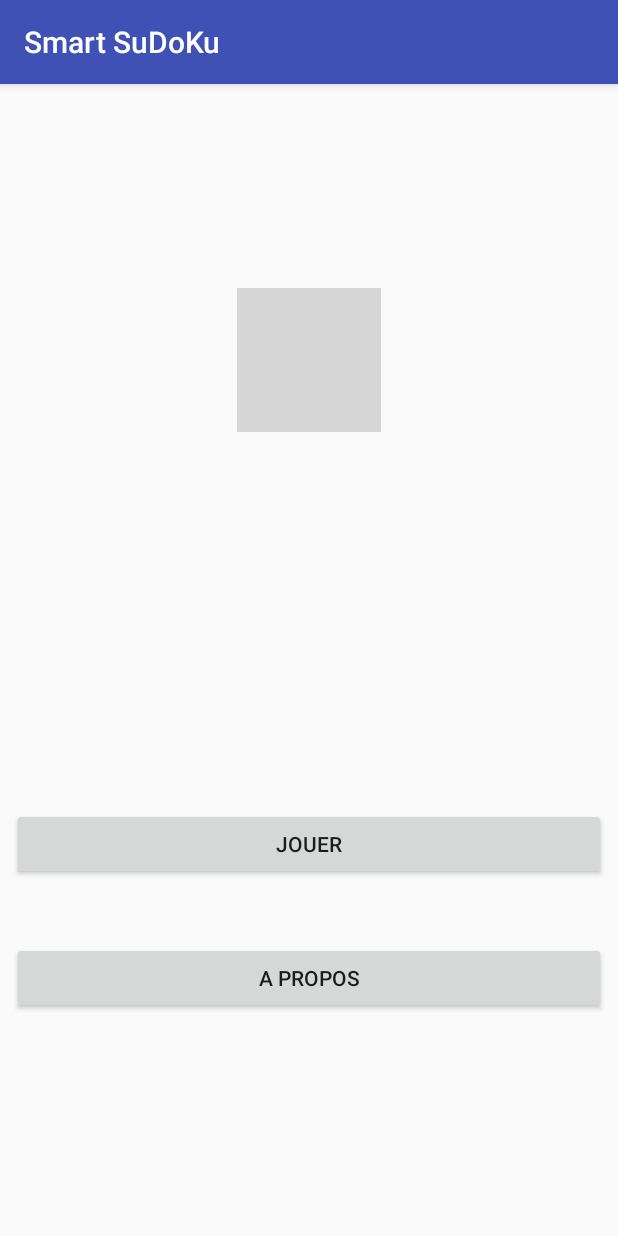
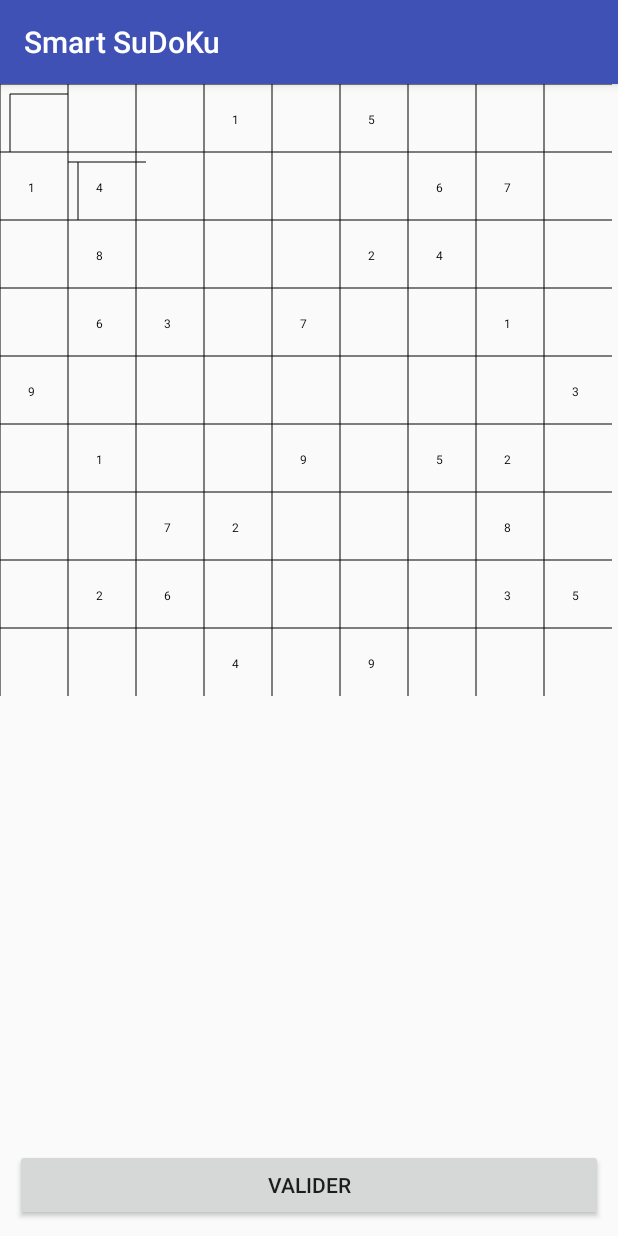
Before and after one commit to handaoui-mohamed/smart-sudoku, an Android app: the screen it shows after launch (MainActivity before the commit, GameActivity after it), on a phone screen of 412 x 824 dp. Run offline under Robolectric (Android 15) with nearby library versions, the phone set to English and light mode, and no system bars; grey boxes are pictures that could not be loaded.

Commit message:
added one box to sudoku

```diff
--- a/SmartSudoku/app/src/main/AndroidManifest.xml
+++ b/SmartSudoku/app/src/main/AndroidManifest.xml
@@ -10,15 +10,21 @@
         android:supportsRtl="true"
         android:theme="@style/AppTheme">
         <activity android:name=".MainActivity">
+            <!--<intent-filter>-->
+                <!--<action android:name="android.intent.action.MAIN" />-->
+
+                <!--<category android:name="android.intent.category.LAUNCHER" />-->
+            <!--</intent-filter>-->
+        </activity>
+        <activity android:name=".GameActivity" >
             <intent-filter>
                 <action android:name="android.intent.action.MAIN" />
 
                 <category android:name="android.intent.category.LAUNCHER" />
             </intent-filter>
         </activity>
-        <activity android:name=".GameActivity" />
         <activity android:name=".AboutActivity" />
-        <activity android:name=".ChoiceActivity"></activity>
+        <activity android:name=".ChoiceActivity" />
     </application>
 
 </manifest>
--- a/SmartSudoku/app/src/main/java/com/handaomo/smartsudoku/Grille.java
+++ b/SmartSudoku/app/src/main/java/com/handaomo/smartsudoku/Grille.java
@@ -71,7 +71,32 @@ public class Grille extends View {
         w = w - (w % 9);
         n = w / 9;
 
+        int spacing = 10;
+
+        canvas.drawLine(( n * 0) + spacing, spacing, n, spacing, paint1);
+        canvas.drawLine(n * 1 + n + spacing, n + spacing, n, n + spacing, paint1);
+
+        canvas.drawLine(( n * 0)  + spacing, ( n * 0) + spacing, ( n * 0)  + spacing, n, paint1);
+        canvas.drawLine(( n * 1)  + spacing, (n * 1) + spacing, ( n * 1)  + spacing, n * 2, paint1);
+
+
+//        for (int i = 0; i < 9; i++) {
+//            for (int j = 0; j < 9; j++) {
+//                canvas.drawLine(n * j, (n * i) + spacing, n + n * j - spacing, (n * i) + spacing, paint1);
+//                canvas.drawLine(n * (j + 1), (n * i) + spacing, n + n * (j + 1) - spacing, (n * i) + spacing, paint1);
+//
+//                canvas.drawLine((n * i) + spacing, n * j, (n * i) + spacing, n + n * j - spacing, paint1);
+//                canvas.drawLine((n * i) + spacing, n * (j + 1), (n * i) + spacing, n + n * (j + 1) - spacing, paint1);
+//            }
+//        }
+
         // Dessiner w lignes verticles et w lignes horizontales noires
+        for (int i = 0; i < 9; i++) {
+            canvas.drawLine(0, n * i, w, n * i, paint1);
+            canvas.drawLine(n * i, 0, n * i, w, paint1);
+        }
+
+
         // Dessiner 2 lignes rouges verticales et 2 lignes rouges horizontales
 
         // Les contenus des cases
--- a/SmartSudoku/app/src/main/res/layout/activity_game.xml
+++ b/SmartSudoku/app/src/main/res/layout/activity_game.xml
@@ -1,9 +1,23 @@
 <?xml version="1.0" encoding="utf-8"?>
-<android.support.constraint.ConstraintLayout xmlns:android="http://schemas.android.com/apk/res/android"
-    xmlns:app="http://schemas.android.com/apk/res-auto"
+<LinearLayout xmlns:android="http://schemas.android.com/apk/res/android"
     xmlns:tools="http://schemas.android.com/tools"
     android:layout_width="match_parent"
     android:layout_height="match_parent"
+    android:orientation="vertical"
     tools:context=".GameActivity">
 
-</android.support.constraint.ConstraintLayout>
+    <view
+        class="com.handaomo.smartsudoku.Grille"
+        android:id="@+id/note"
+        android:layout_width="match_parent"
+        android:layout_height="0dp"
+        android:layout_weight="1"
+        />
+
+    <Button
+        android:id="@+id/confirmBtn"
+        android:layout_width="match_parent"
+        android:layout_height="wrap_content"
+        android:layout_margin="10dp"
+        android:text="@string/confirm" />
+</LinearLayout>
--- a/SmartSudoku/app/src/main/res/layout/activity_main.xml
+++ b/SmartSudoku/app/src/main/res/layout/activity_main.xml
@@ -1,52 +1,39 @@
 <?xml version="1.0" encoding="utf-8"?>
-<android.support.constraint.ConstraintLayout xmlns:android="http://schemas.android.com/apk/res/android"
+<LinearLayout xmlns:android="http://schemas.android.com/apk/res/android"
     xmlns:app="http://schemas.android.com/apk/res-auto"
     xmlns:tools="http://schemas.android.com/tools"
     android:layout_width="match_parent"
     android:layout_height="match_parent"
+    android:orientation="vertical"
     tools:context=".MainActivity">
-
 
     <ImageView
         android:id="@+id/projectIcon"
+        android:layout_gravity="center"
         android:layout_width="wrap_content"
-        android:layout_height="wrap_content"
-        android:layout_marginEnd="8dp"
-        android:layout_marginStart="8dp"
-        android:layout_marginTop="136dp"
-        app:layout_constraintEnd_toEndOf="parent"
-        app:layout_constraintStart_toStartOf="parent"
-        app:layout_constraintTop_toTopOf="parent"
+        android:layout_height="0dp"
+        android:layout_weight="3"
         app:srcCompat="@drawable/sudoku" />
 
     <Button
         android:id="@+id/playBtn"
-        android:layout_width="0dp"
+        android:layout_width="match_parent"
         android:layout_height="wrap_content"
         android:layout_marginBottom="8dp"
         android:layout_marginEnd="8dp"
         android:layout_marginStart="8dp"
         android:layout_marginTop="8dp"
         android:onClick="startGame"
-        android:text="@string/play"
-        app:layout_constraintBottom_toTopOf="@+id/aboutBtn"
-        app:layout_constraintEnd_toEndOf="parent"
-        app:layout_constraintHorizontal_bias="0.0"
-        app:layout_constraintStart_toStartOf="parent"
-        app:layout_constraintTop_toBottomOf="@+id/projectIcon"
-        app:layout_constraintVertical_bias="0.88" />
+        android:text="@string/play"/>
 
     <Button
         android:id="@+id/aboutBtn"
-        android:layout_width="0dp"
+        android:layout_width="match_parent"
         android:layout_height="wrap_content"
         android:layout_marginBottom="148dp"
         android:layout_marginEnd="8dp"
         android:layout_marginStart="8dp"
         android:onClick="goToAbout"
-        android:text="@string/about"
-        app:layout_constraintBottom_toBottomOf="parent"
-        app:layout_constraintEnd_toEndOf="parent"
-        app:layout_constraintHorizontal_bias="0.0"
-        app:layout_constraintStart_toStartOf="parent" />
-</android.support.constraint.ConstraintLayout>
+        android:text="@string/about" />
+
+</LinearLayout>
--- a/SmartSudoku/app/src/main/res/values/strings.xml
+++ b/SmartSudoku/app/src/main/res/values/strings.xml
@@ -3,4 +3,5 @@
     <string name="play">Jouer</string>
     <string name="about">A propos</string>
     <string name="go_back">Retour</string>
+    <string name="confirm">Valider</string>
 </resources>
```
